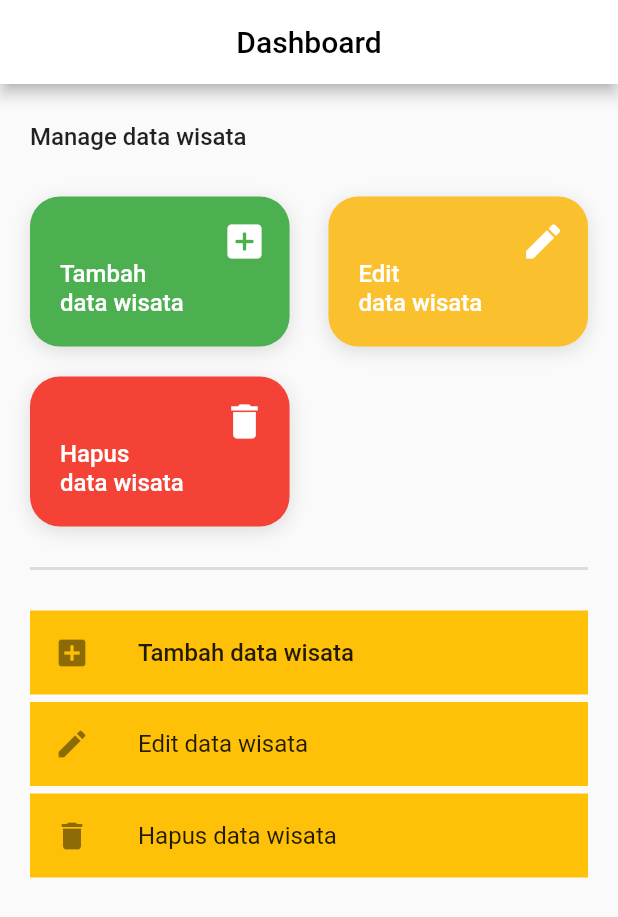
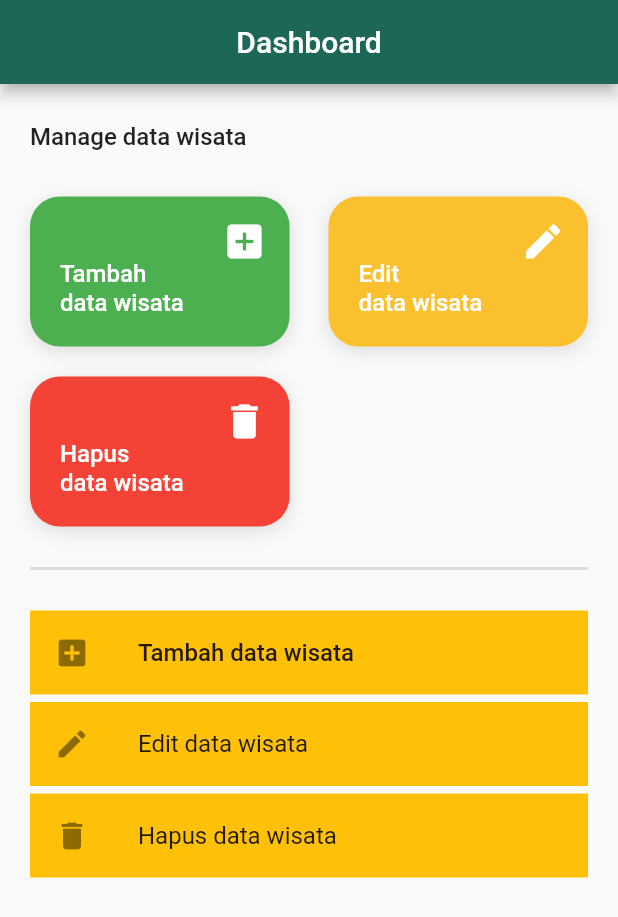
Before and after one commit to anggaeriansyah/wite-dashboard, a Flutter app: the screen it shows after launch, on a phone screen of 412 x 824 dp. Shown: the top 917 px of the screen. Run offline on Flutter 3.47's test engine with Material 2 defaults, Android fonts, the phone set to English and light mode, and no system bars; our stand-ins replace get.

Commit message:
membua halaman CRUD

```diff
--- a/lib/Dashboard.dart
+++ /dev/null
@@ -1,239 +0,0 @@
-import 'package:flutter/material.dart';
-
-class Dashboard extends StatefulWidget {
-  // const MyWidget({Key? key}) : super(key: key);
-
-  @override
-  State<Dashboard> createState() => _DashboardState();
-}
-
-class _DashboardState extends State<Dashboard> {
-  @override
-  Widget build(BuildContext context) {
-    return Scaffold(
-        appBar: AppBar(
-          centerTitle: true,
-          title: const Text(
-            "Dashboard",
-            style: TextStyle(color: Colors.black),
-          ),
-          backgroundColor: Colors.white,
-          // backgroundColor: Theme.of(context).primaryColor,
-        ),
-        body: Column(
-          mainAxisAlignment: MainAxisAlignment.start,
-          children: [
-            const SizedBox(
-              height: 70,
-              child: Padding(
-                padding: EdgeInsets.symmetric(horizontal: 20),
-                child: Align(
-                  alignment: Alignment.centerLeft,
-                  child: Text(
-                    'Manage data wisata',
-                    style: TextStyle(fontSize: 16, fontWeight: FontWeight.w500),
-                  ),
-                ),
-              ),
-            ),
-            const SizedBox(height: 5),
-            Padding(
-              padding: const EdgeInsets.symmetric(horizontal: 20),
-              child: Row(
-                mainAxisAlignment: MainAxisAlignment.spaceBetween,
-                children: [
-                  Stack(
-                    children: [
-                      Container(
-                        height: 100,
-                        width: MediaQuery.of(context).size.width * 0.42,
-                        decoration: const BoxDecoration(
-                            color: Colors.green,
-                            borderRadius: BorderRadius.all(Radius.circular(20)),
-                            boxShadow: [
-                              BoxShadow(
-                                offset: Offset(0, 3),
-                                blurRadius: 10,
-                                color: Colors.black12,
-                                // spreadRadius: 0.5,
-                              )
-                            ]),
-                      ),
-                      const Positioned(
-                          top: 15,
-                          right: 15,
-                          child: Icon(
-                            Icons.add_box_rounded,
-                            size: 30,
-                            color: Colors.white,
-                          )),
-                      Positioned(
-                        bottom: 0,
-                        child: Container(
-                            // color: Colors.amber,
-                            width: MediaQuery.of(context).size.width * 0.42,
-                            padding: const EdgeInsets.symmetric(
-                                horizontal: 20, vertical: 20),
-                            child: const Text(
-                              '''Tambah
-data wisata''',
-                              style: TextStyle(
-                                  fontSize: 16,
-                                  fontWeight: FontWeight.w500,
-                                  color: Colors.white),
-                              overflow: TextOverflow.fade,
-                              softWrap: true,
-                              maxLines: 2,
-                            )),
-                      ),
-                    ],
-                  ),
-                  Stack(
-                    children: [
-                      Container(
-                        height: 100,
-                        width: MediaQuery.of(context).size.width * 0.42,
-                        decoration: BoxDecoration(
-                            color: Colors.yellow.shade700,
-                            borderRadius:
-                                const BorderRadius.all(Radius.circular(20)),
-                            boxShadow: const [
-                              BoxShadow(
-                                offset: Offset(0, 3),
-                                blurRadius: 10,
-                                color: Colors.black12,
-                                // spreadRadius: 0.5,
-                              )
-                            ]),
-                      ),
-                      const Positioned(
-                          top: 15,
-                          right: 15,
-                          child: Icon(
-                            Icons.edit,
-                            size: 30,
-                            color: Colors.white,
-                          )),
-                      Positioned(
-                        bottom: 0,
-                        child: Container(
-                            // color: Colors.amber,
-                            width: MediaQuery.of(context).size.width * 0.42,
-                            padding: const EdgeInsets.symmetric(
-                                horizontal: 20, vertical: 20),
-                            child: const Text(
-                              '''Edit
-data wisata''',
-                              style: TextStyle(
-                                fontSize: 16,
-                                fontWeight: FontWeight.w500,
-                                color: Colors.white,
-                              ),
-                              overflow: TextOverflow.fade,
-                              softWrap: true,
-                              maxLines: 2,
-                            )),
-                      ),
-                    ],
-                  ),
-                ],
-              ),
-            ),
-            Padding(
-              padding: const EdgeInsets.symmetric(horizontal: 20, vertical: 20),
-              child: Row(
-                mainAxisAlignment: MainAxisAlignment.spaceBetween,
-                children: [
-                  Stack(
-                    children: [
-                      Container(
-                        height: 100,
-                        width: MediaQuery.of(context).size.width * 0.42,
-                        decoration: const BoxDecoration(
-                            color: Colors.red,
-                            borderRadius: BorderRadius.all(Radius.circular(20)),
-                            boxShadow: [
-                              BoxShadow(
-                                offset: Offset(0, 3),
-                                blurRadius: 10,
-                                color: Colors.black12,
-                                // spreadRadius: 0.5,
-                              )
-                            ]),
-                      ),
-                      const Positioned(
-                          top: 15,
-                          right: 15,
-                          child: Icon(
-                            Icons.delete,
-                            size: 30,
-                            color: Colors.white,
-                          )),
-                      Positioned(
-                        bottom: 0,
-                        child: Container(
-                            width: MediaQuery.of(context).size.width * 0.42,
-                            padding: const EdgeInsets.symmetric(
-                                horizontal: 20, vertical: 20),
-                            child: const Text(
-                              '''Hapus
-data wisata''',
-                              style: TextStyle(
-                                fontSize: 16,
-                                fontWeight: FontWeight.w500,
-                                color: Colors.white,
-                              ),
-                              overflow: TextOverflow.fade,
-                              softWrap: true,
-                              maxLines: 2,
-                            )),
-                      ),
-                    ],
-                  ),
-                ],
-              ),
-            ),
-            const Divider(
-              indent: 20,
-              endIndent: 20,
-              thickness: 2,
-            ),
-            Flexible(
-                child: Padding(
-              padding: const EdgeInsets.symmetric(horizontal: 20, vertical: 20),
-              child: Column(
-                children: [
-                  Container(
-                    color: Colors.amber,
-                    child: const ListTile(
-                      leading: Icon(Icons.add_box),
-                      title: Text(
-                        'Tambah data wisata',
-                        style: TextStyle(
-                            fontSize: 16, fontWeight: FontWeight.w500),
-                      ),
-                    ),
-                  ),
-                  const SizedBox(height: 5),
-                  Container(
-                    color: Colors.amber,
-                    child: const ListTile(
-                      leading: Icon(Icons.edit),
-                      title: Text('Edit data wisata'),
-                    ),
-                  ),
-                  const SizedBox(height: 5),
-                  Container(
-                    color: Colors.amber,
-                    child: const ListTile(
-                      leading: Icon(Icons.delete),
-                      title: Text('Hapus data wisata'),
-                    ),
-                  ),
-                ],
-              ),
-            )),
-          ],
-        ));
-  }
-}
--- /dev/null
+++ b/lib/Screen/Dashboard.dart
@@ -0,0 +1,257 @@
+import 'package:flutter/material.dart';
+import 'package:get/get.dart';
+import 'package:wite_dashboard/Screen/edit_screen.dart';
+import 'package:wite_dashboard/Screen/hapus_screen.dart';
+import 'package:wite_dashboard/Screen/tambah_screen.dart';
+
+class Dashboard extends StatefulWidget {
+  // const MyWidget({Key? key}) : super(key: key);
+
+  @override
+  State<Dashboard> createState() => _DashboardState();
+}
+
+class _DashboardState extends State<Dashboard> {
+  @override
+  Widget build(BuildContext context) {
+    return Scaffold(
+        appBar: AppBar(
+          centerTitle: true,
+          title: const Text(
+            "Dashboard",
+            // style: TextStyle(color: Colors.black),
+          ),
+          // backgroundColor: Colors.white,
+          backgroundColor: Theme.of(context).primaryColor,
+        ),
+        body: Column(
+          mainAxisAlignment: MainAxisAlignment.start,
+          children: [
+            const SizedBox(
+              height: 70,
+              child: Padding(
+                padding: EdgeInsets.symmetric(horizontal: 20),
+                child: Align(
+                  alignment: Alignment.centerLeft,
+                  child: Text(
+                    'Manage data wisata',
+                    style: TextStyle(fontSize: 16, fontWeight: FontWeight.w500),
+                  ),
+                ),
+              ),
+            ),
+            const SizedBox(height: 5),
+            Padding(
+              padding: const EdgeInsets.symmetric(horizontal: 20),
+              child: Row(
+                mainAxisAlignment: MainAxisAlignment.spaceBetween,
+                children: [
+                  GestureDetector(
+                    onTap: () =>
+                        Get.to(TambahScreen(), transition: Transition.downToUp),
+                    child: Stack(
+                      children: [
+                        Container(
+                          height: 100,
+                          width: MediaQuery.of(context).size.width * 0.42,
+                          decoration: const BoxDecoration(
+                              color: Colors.green,
+                              borderRadius:
+                                  BorderRadius.all(Radius.circular(20)),
+                              boxShadow: [
+                                BoxShadow(
+                                  offset: Offset(0, 3),
+                                  blurRadius: 10,
+                                  color: Colors.black12,
+                                  // spreadRadius: 0.5,
+                                )
+                              ]),
+                        ),
+                        const Positioned(
+                            top: 15,
+                            right: 15,
+                            child: Icon(
+                              Icons.add_box_rounded,
+                              size: 30,
+                              color: Colors.white,
+                            )),
+                        Positioned(
+                          bottom: 0,
+                          child: Container(
+                              // color: Colors.amber,
+                              width: MediaQuery.of(context).size.width * 0.42,
+                              padding: const EdgeInsets.symmetric(
+                                  horizontal: 20, vertical: 20),
+                              child: const Text(
+                                '''Tambah
+data wisata''',
+                                style: TextStyle(
+                                    fontSize: 16,
+                                    fontWeight: FontWeight.w500,
+                                    color: Colors.white),
+                                overflow: TextOverflow.fade,
+                                softWrap: true,
+                                maxLines: 2,
+                              )),
+                        ),
+                      ],
+                    ),
+                  ),
+                  GestureDetector(
+                    onTap: () =>
+                        Get.to(EditScreen(), transition: Transition.downToUp),
+                    child: Stack(
+                      children: [
+                        Container(
+                          height: 100,
+                          width: MediaQuery.of(context).size.width * 0.42,
+                          decoration: BoxDecoration(
+                              color: Colors.yellow.shade700,
+                              borderRadius:
+                                  const BorderRadius.all(Radius.circular(20)),
+                              boxShadow: const [
+                                BoxShadow(
+                                  offset: Offset(0, 3),
+                                  blurRadius: 10,
+                                  color: Colors.black12,
+                                  // spreadRadius: 0.5,
+                                )
+                              ]),
+                        ),
+                        const Positioned(
+                            top: 15,
+                            right: 15,
+                            child: Icon(
+                              Icons.edit,
+                              size: 30,
+                              color: Colors.white,
+                            )),
+                        Positioned(
+                          bottom: 0,
+                          child: Container(
+                              // color: Colors.amber,
+                              width: MediaQuery.of(context).size.width * 0.42,
+                              padding: const EdgeInsets.symmetric(
+                                  horizontal: 20, vertical: 20),
+                              child: const Text(
+                                '''Edit
+data wisata''',
+                                style: TextStyle(
+                                  fontSize: 16,
+                                  fontWeight: FontWeight.w500,
+                                  color: Colors.white,
+                                ),
+                                overflow: TextOverflow.fade,
+                                softWrap: true,
+                                maxLines: 2,
+                              )),
+                        ),
+                      ],
+                    ),
+                  ),
+                ],
+              ),
+            ),
+            Padding(
+              padding: const EdgeInsets.symmetric(horizontal: 20, vertical: 20),
+              child: Row(
+                mainAxisAlignment: MainAxisAlignment.spaceBetween,
+                children: [
+                  GestureDetector(
+                    onTap: () =>
+                        Get.to(HapusScreen(), transition: Transition.downToUp),
+                    child: Stack(
+                      children: [
+                        Container(
+                          height: 100,
+                          width: MediaQuery.of(context).size.width * 0.42,
+                          decoration: const BoxDecoration(
+                              color: Colors.red,
+                              borderRadius:
+                                  BorderRadius.all(Radius.circular(20)),
+                              boxShadow: [
+                                BoxShadow(
+                                  offset: Offset(0, 3),
+                                  blurRadius: 10,
+                                  color: Colors.black12,
+                                  // spreadRadius: 0.5,
+                                )
+                              ]),
+                        ),
+                        const Positioned(
+                            top: 15,
+                            right: 15,
+                            child: Icon(
+                              Icons.delete,
+                              size: 30,
+                              color: Colors.white,
+                            )),
+                        Positioned(
+                          bottom: 0,
+                          child: Container(
+                              width: MediaQuery.of(context).size.width * 0.42,
+                              padding: const EdgeInsets.symmetric(
+                                  horizontal: 20, vertical: 20),
+                              child: const Text(
+                                '''Hapus
+data wisata''',
+                                style: TextStyle(
+                                  fontSize: 16,
+                                  fontWeight: FontWeight.w500,
+                                  color: Colors.white,
+                                ),
+                                overflow: TextOverflow.fade,
+                                softWrap: true,
+                                maxLines: 2,
+                              )),
+                        ),
+                      ],
+                    ),
+                  ),
+                ],
+              ),
+            ),
+            const Divider(
+              indent: 20,
+              endIndent: 20,
+              thickness: 2,
+            ),
+            Flexible(
+                child: Padding(
+              padding: const EdgeInsets.symmetric(horizontal: 20, vertical: 20),
+              child: Column(
+                children: [
+                  Container(
+                    color: Colors.amber,
+                    child: const ListTile(
+                      leading: Icon(Icons.add_box),
+                      title: Text(
+                        'Tambah data wisata',
+                        style: TextStyle(
+                            fontSize: 16, fontWeight: FontWeight.w500),
+                      ),
+                    ),
+                  ),
+                  const SizedBox(height: 5),
+                  Container(
+                    color: Colors.amber,
+                    child: const ListTile(
+                      leading: Icon(Icons.edit),
+                      title: Text('Edit data wisata'),
+                    ),
+                  ),
+                  const SizedBox(height: 5),
+                  Container(
+                    color: Colors.amber,
+                    child: const ListTile(
+                      leading: Icon(Icons.delete),
+                      title: Text('Hapus data wisata'),
+                    ),
+                  ),
+                ],
+              ),
+            )),
+          ],
+        ));
+  }
+}
--- a/lib/main.dart
+++ b/lib/main.dart
@@ -1,7 +1,6 @@
 import 'package:flutter/material.dart';
 import 'package:get/get.dart';
-import 'package:wite_dashboard/Dashboard.dart';
-import 'package:wite_dashboard/dashboardScreen.dart';
+import 'package:wite_dashboard/Screen/Dashboard.dart';
 
 void main() {
   runApp(const MyApp());
```
Also changed, not shown: lib/Screen/edit_screen.dart (added, +25 -0 lines), lib/Screen/hapus_screen.dart (added, +25 -0 lines), lib/Screen/tambah_screen.dart (added, +25 -0 lines), lib/Screen/dashboardScreen.dart (renamed from lib/dashboardScreen.dart).
